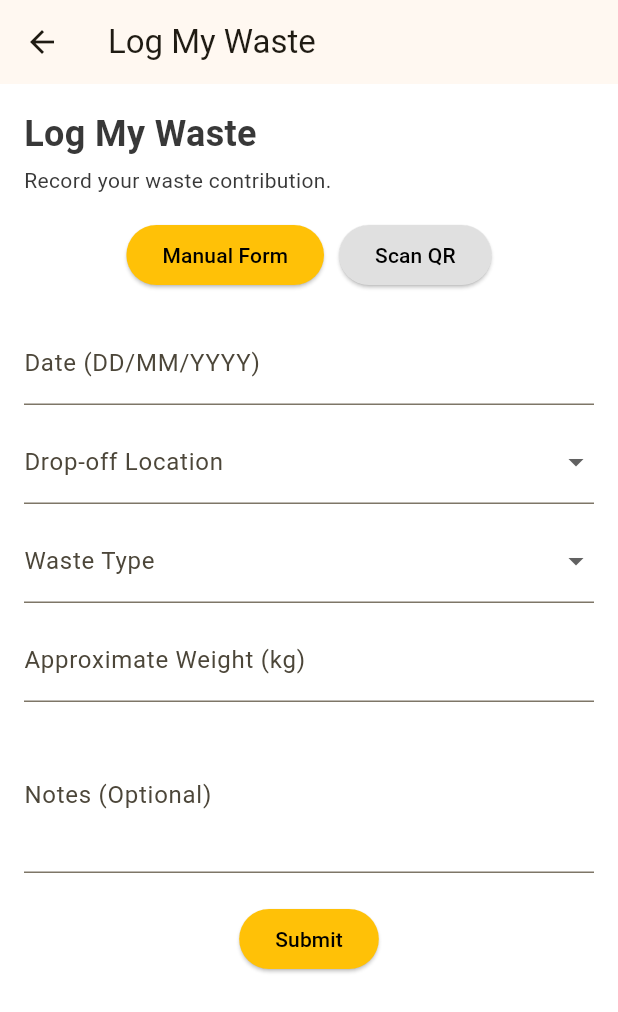
After one commit to nandhns/scrapekan, a Flutter app: the screen it shows after launch, after a tap on "Log My Waste", on a phone screen of 412 x 824 dp. The commit adds this screen. Shown: the top 1012 px of the screen. Run offline on Flutter 3.47's test engine with Material 3 defaults, Android fonts, the phone set to English and light mode, and no system bars.

Commit message:
added UI for log waste, with form and qr

```diff
--- a/lib/main.dart
+++ b/lib/main.dart
@@ -1,4 +1,5 @@
 import 'package:flutter/material.dart';
+import 'screens/log_waste_screen.dart';
 
 void main() {
   runApp(const ScraPekanApp());
@@ -31,7 +32,17 @@ class HomePage extends StatelessWidget {
   Widget build(BuildContext context) {
     return Scaffold(
       appBar: AppBar(title: const Text("ScraPekan")),
-      body: const Center(child: Text("Hello, ScraPekan!")),
+      body: Center(
+        child: ElevatedButton(
+          onPressed: () {
+            Navigator.push(
+              context,
+              MaterialPageRoute(builder: (context) => const LogWasteScreen()),
+            );
+          },
+          child: const Text("Log My Waste"),
+        ),
+      ),
     );
   }
 }
--- /dev/null
+++ b/lib/screens/log_waste_screen.dart
@@ -0,0 +1,159 @@
+import 'package:flutter/material.dart';
+
+class LogWasteScreen extends StatefulWidget {
+  const LogWasteScreen({super.key});
+
+  @override
+  State<LogWasteScreen> createState() => _LogWasteScreenState();
+}
+
+class _LogWasteScreenState extends State<LogWasteScreen> {
+  bool isManualForm = true;
+
+  final _formKey = GlobalKey<FormState>();
+
+  String? _selectedLocation;
+  String? _selectedWasteType;
+  final List<String> _locations = ['Point A', 'Point B', 'Point C'];
+  final List<String> _wasteTypes = ['Food', 'Garden', 'Paper'];
+
+  @override
+  Widget build(BuildContext context) {
+    return Scaffold(
+      appBar: AppBar(title: const Text("Log My Waste")),
+      body: SingleChildScrollView(
+        padding: const EdgeInsets.all(16.0),
+        child: Column(
+          crossAxisAlignment: CrossAxisAlignment.start,
+          children: [
+            const Text(
+              "Log My Waste",
+              style: TextStyle(fontSize: 24, fontWeight: FontWeight.bold),
+            ),
+            const SizedBox(height: 4),
+            const Text("Record your waste contribution."),
+            const SizedBox(height: 16),
+
+            // Toggle buttons
+            Row(
+              mainAxisAlignment: MainAxisAlignment.center,
+              children: [
+                ElevatedButton(
+                  onPressed: () => setState(() => isManualForm = true),
+                  style: ElevatedButton.styleFrom(
+                    backgroundColor: isManualForm ? Colors.amber : Colors.grey[300],
+                    foregroundColor: Colors.black,
+                  ),
+                  child: const Text("Manual Form"),
+                ),
+                const SizedBox(width: 10),
+                ElevatedButton(
+                  onPressed: () => setState(() => isManualForm = false),
+                  style: ElevatedButton.styleFrom(
+                    backgroundColor: !isManualForm ? Colors.amber : Colors.grey[300],
+                    foregroundColor: Colors.black,
+                  ),
+                  child: const Text("Scan QR"),
+                ),
+              ],
+            ),
+
+            const SizedBox(height: 20),
+
+            // Conditional content
+            isManualForm ? _buildManualForm() : _buildQRScannerSection(),
+          ],
+        ),
+      ),
+    );
+  }
+
+  Widget _buildManualForm() {
+    return Form(
+      key: _formKey,
+      child: Column(
+        crossAxisAlignment: CrossAxisAlignment.start,
+        children: [
+          // Date
+          TextFormField(
+            decoration: const InputDecoration(labelText: "Date (DD/MM/YYYY)"),
+            validator: (value) => value!.isEmpty ? "Please enter a date" : null,
+          ),
+          const SizedBox(height: 10),
+
+          // Drop-off location
+          DropdownButtonFormField<String>(
+            value: _selectedLocation,
+            items: _locations
+                .map((loc) => DropdownMenuItem(value: loc, child: Text(loc)))
+                .toList(),
+            onChanged: (val) => setState(() => _selectedLocation = val),
+            decoration: const InputDecoration(labelText: "Drop-off Location"),
+          ),
+          const SizedBox(height: 10),
+
+          // Waste type
+          DropdownButtonFormField<String>(
+            value: _selectedWasteType,
+            items: _wasteTypes
+                .map((type) => DropdownMenuItem(value: type, child: Text(type)))
+                .toList(),
+            onChanged: (val) => setState(() => _selectedWasteType = val),
+            decoration: const InputDecoration(labelText: "Waste Type"),
+          ),
+          const SizedBox(height: 10),
+
+          // Approximate weight
+          TextFormField(
+            decoration: const InputDecoration(labelText: "Approximate Weight (kg)"),
+            keyboardType: TextInputType.number,
+          ),
+          const SizedBox(height: 10),
+
+          // Notes
+          TextFormField(
+            decoration: const InputDecoration(labelText: "Notes (Optional)"),
+            maxLines: 3,
+          ),
+          const SizedBox(height: 20),
+
+          // Submit button
+          Center(
+            child: ElevatedButton(
+              onPressed: () {
+                if (_formKey.currentState!.validate()) {
+                  // submit logic here
+                }
+              },
+              style: ElevatedButton.styleFrom(
+                backgroundColor: Colors.amber,
+                foregroundColor: Colors.black,
+              ),
+              child: const Text("Submit"),
+            ),
+          ),
+        ],
+      ),
+    );
+  }
+
+  Widget _buildQRScannerSection() {
+    return Column(
+      children: [
+        const Text("Scan a QR code to log your waste."),
+        const SizedBox(height: 16),
+        ElevatedButton.icon(
+          onPressed: () {
+            // future camera integration
+          },
+          icon: const Icon(Icons.qr_code_scanner),
+          label: const Text("Open Camera"),
+          style: ElevatedButton.styleFrom(
+            backgroundColor: Colors.amber,
+            foregroundColor: Colors.black,
+          ),
+        ),
+      ],
+    );
+  }
+}
```
